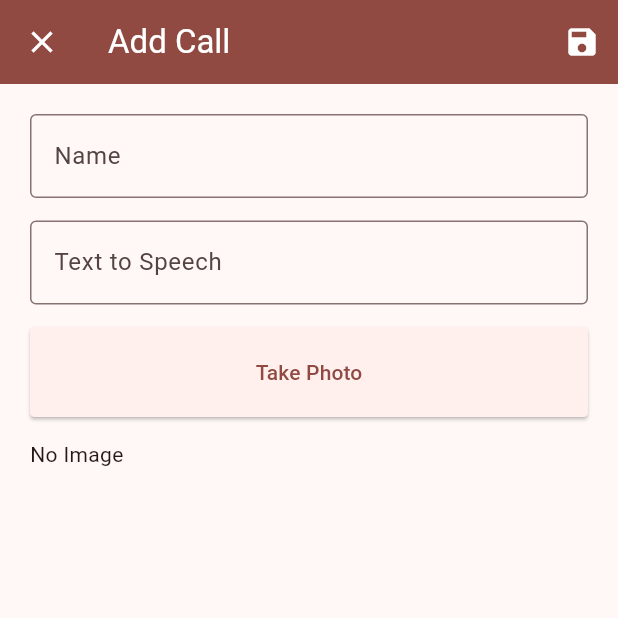
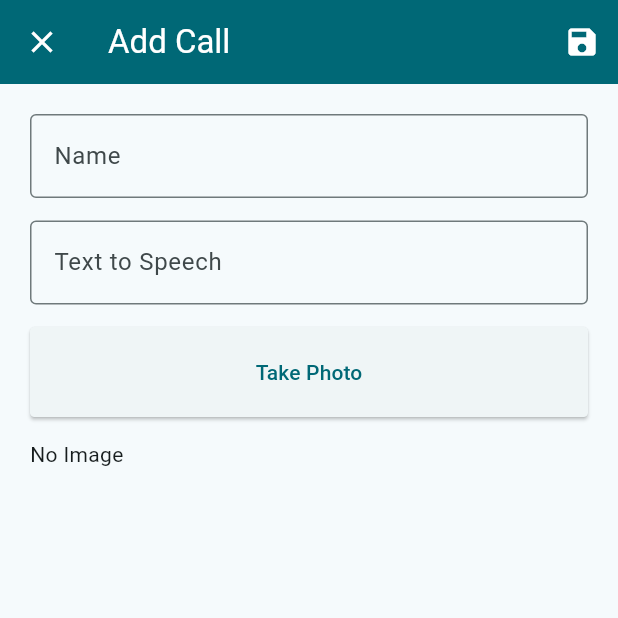
Before and after one commit to ervinjay13/danny, a Flutter app: the screen it shows after launch, after a tap on the "add" icon, on a phone screen of 412 x 824 dp, the top half of it. Run offline on Flutter 3.47's test engine with Material 2 defaults, Android fonts, the phone set to English and light mode, and no system bars; our stand-ins replace camera, floor, flutter_tts, sqflite; accounts and stored records are empty; generated files the repository leaves out were written again.

Commit message:
new icon and stuff

```diff
--- a/lib/main.dart
+++ b/lib/main.dart
@@ -38,9 +38,9 @@ class MyApp extends StatelessWidget {
   @override
   Widget build(BuildContext context) {
     return MaterialApp(
-      title: 'Danny',
+      title: 'Project Danny',
       theme: ThemeData(
-        colorScheme: ColorScheme.fromSeed(seedColor: Colors.red),
+        colorScheme: ColorScheme.fromSeed(seedColor: Colors.cyan),
         useMaterial3: true,
       ),
       home: MyHomePage(dao: dao, camera: camera),
```
Also changed, not shown: lib/routes/camera_route.dart (+37 -6 lines), 22 other files.
